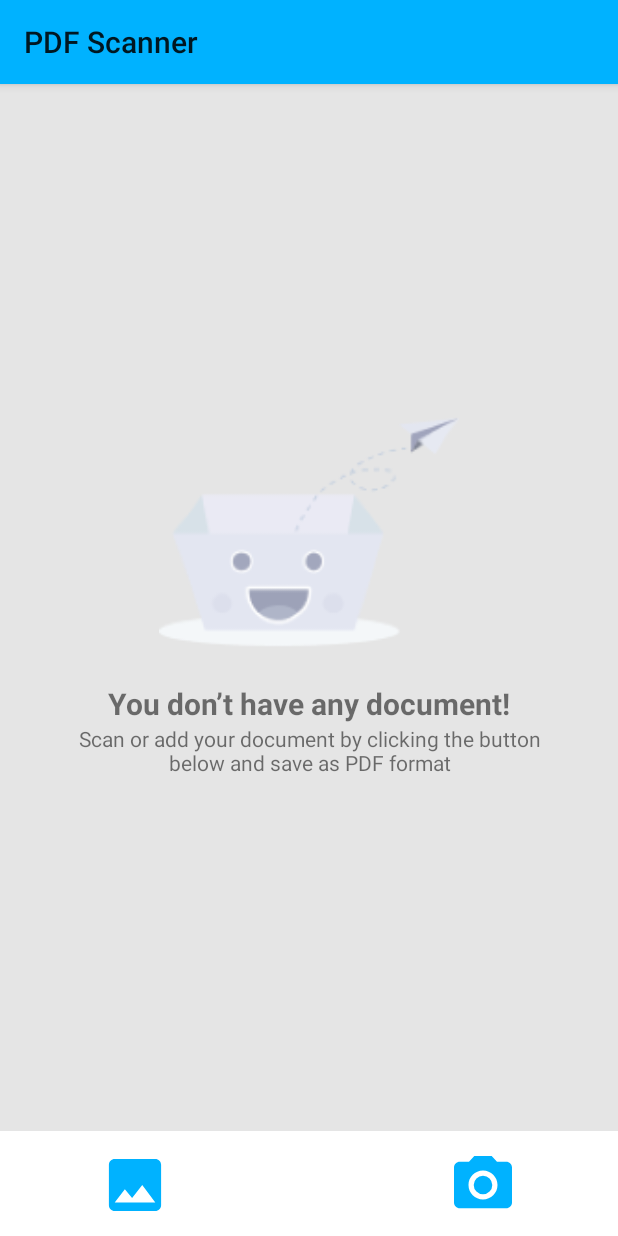
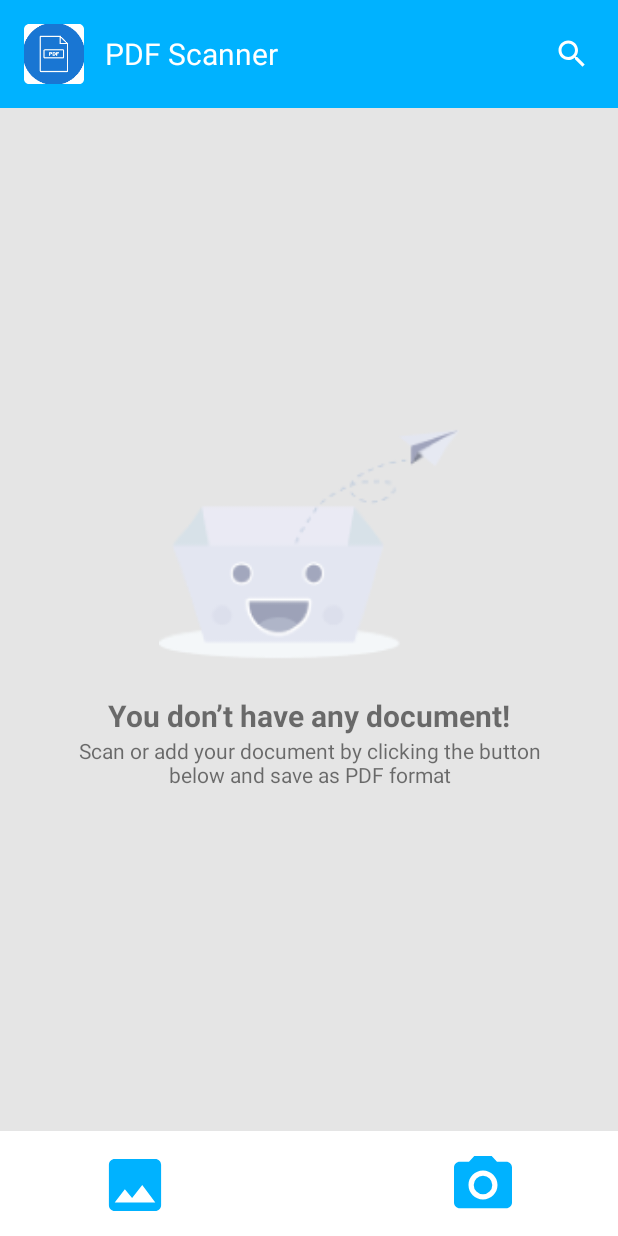
Before and after one commit to duyctinn2000/PDF-Scanner, an Android app: the screen it shows after launch (MainActivity), on a phone screen of 412 x 824 dp. Run offline under Robolectric (Android 15) with nearby library versions, the phone set to English and light mode, and no system bars; libraries missing offline, so code that uses them is left out: org.opencv.android, org.opencv.core, org.opencv.imgproc, org.tensorflow.lite; network calls fail; 5 statements that could not run were skipped.

Commit message:
custom all toolbar

```diff
--- /dev/null
+++ b/app/src/main/res/drawable/ic_search_foreground.xml
@@ -0,0 +1,15 @@
+<vector xmlns:android="http://schemas.android.com/apk/res/android"
+    android:width="108dp"
+    android:height="108dp"
+    android:viewportWidth="108"
+    android:viewportHeight="108"
+    android:tint="#FFFFFF">
+  <group android:scaleX="2.61"
+      android:scaleY="2.61"
+      android:translateX="22.68"
+      android:translateY="22.68">
+    <path
+        android:fillColor="@android:color/white"
+        android:pathData="M15.5,14h-0.79l-0.28,-0.27C15.41,12.59 16,11.11 16,9.5 16,5.91 13.09,3 9.5,3S3,5.91 3,9.5 5.91,16 9.5,16c1.61,0 3.09,-0.59 4.23,-1.57l0.27,0.28v0.79l5,4.99L20.49,19l-4.99,-5zM9.5,14C7.01,14 5,11.99 5,9.5S7.01,5 9.5,5 14,7.01 14,9.5 11.99,14 9.5,14z"/>
+  </group>
+</vector>
--- a/app/src/main/res/layout/activity_main.xml
+++ b/app/src/main/res/layout/activity_main.xml
@@ -11,18 +11,49 @@
         android:id="@+id/fragment_container"
         android:layout_width="match_parent"
         android:layout_height="match_parent"
-        android:layout_above="@+id/menu">
-
+        android:layout_above="@+id/menu"
+        android:layout_below="@+id/toolbar_main">
     </FrameLayout>
 
+    <androidx.appcompat.widget.Toolbar
+        android:id="@+id/toolbar_main"
+        android:layout_width="match_parent"
+        android:layout_height="72dp"
+        android:background="@color/primary"
+        android:minHeight="?android:attr/actionBarSize"
+        app:theme="@style/Theme.Edit">
 
+        <ImageView
+            android:layout_width="40dp"
+            android:layout_height="40dp"
+            android:layout_gravity="start"
+            android:src="@mipmap/ic_launcher_round"/>
+
+        <TextView
+            android:id="@+id/toolbar_title"
+            android:layout_width="wrap_content"
+            android:layout_height="wrap_content"
+            android:text="PDF Scanner"
+            android:layout_marginStart="30dp"
+            android:textSize="20sp"
+            android:textColor="@color/white"/>
+        <Button
+            android:id="@+id/search"
+            style="@style/Widget.AppCompat.Button.Colored"
+            android:layout_width="41dp"
+            android:layout_height="41dp"
+            android:layout_gravity="end"
+            android:layout_marginEnd="10dp"
+            android:background="@drawable/ic_search_foreground"/>
+
+    </androidx.appcompat.widget.Toolbar>
 
     <androidx.constraintlayout.widget.ConstraintLayout
         android:id="@+id/menu"
         android:layout_width="match_parent"
         android:layout_height="70dp"
-        android:background="@color/white"
-        android:layout_alignParentBottom="true">
+        android:layout_alignParentBottom="true"
+        android:background="@color/white">
 
         <Button
             android:id="@+id/galleryButton"
@@ -33,7 +64,7 @@
             android:background="@drawable/ic_gallery_foreground"
             app:layout_constraintBottom_toBottomOf="parent"
             app:layout_constraintStart_toStartOf="parent"
-            app:layout_constraintTop_toTopOf="parent"/>
+            app:layout_constraintTop_toTopOf="parent" />
 
         <Button
             android:id="@+id/cameraButton"
@@ -43,7 +74,7 @@
             android:background="@drawable/ic_camera_foreground"
             app:layout_constraintBottom_toBottomOf="parent"
             app:layout_constraintEnd_toEndOf="parent"
-            app:layout_constraintTop_toTopOf="parent"/>
+            app:layout_constraintTop_toTopOf="parent" />
 
 
     </androidx.constraintlayout.widget.ConstraintLayout>
--- a/app/src/main/res/layout/fragment_crop.xml
+++ b/app/src/main/res/layout/fragment_crop.xml
@@ -31,7 +31,7 @@
             style="@style/Widget.AppCompat.Button.Colored"
             android:layout_width="41dp"
             android:layout_height="41dp"
-            android:layout_gravity="left"
+            android:layout_gravity="start"
             android:background="@drawable/ic_back_foreground"/>
 
         <Button
@@ -39,7 +39,8 @@
             style="@style/Widget.AppCompat.Button.Colored"
             android:layout_width="41dp"
             android:layout_height="41dp"
-            android:layout_gravity="right"
+            android:layout_gravity="end"
+            android:layout_marginEnd="10dp"
             android:background="@drawable/ic_forward_foreground"/>
 
     </androidx.appcompat.widget.Toolbar>
@@ -48,7 +49,6 @@
         android:id="@+id/image_crop"
         android:layout_width="0dp"
         android:layout_height="0dp"
-        android:src="@mipmap/ic_empty_foreground"
         app:layout_constraintBottom_toTopOf="@+id/menu_crop"
         app:layout_constraintEnd_toEndOf="parent"
         app:layout_constraintStart_toStartOf="parent"
--- a/app/src/main/res/layout/fragment_edit.xml
+++ b/app/src/main/res/layout/fragment_edit.xml
@@ -6,7 +6,7 @@
     android:orientation="vertical">
 
     <androidx.appcompat.widget.Toolbar
-        android:id="@+id/toolbar_crop"
+        android:id="@+id/toolbar_edit"
         android:layout_width="match_parent"
         android:layout_height="72dp"
         android:background="@color/edit"
@@ -48,7 +48,6 @@
         android:id="@+id/image_edit"
         android:layout_width="0dp"
         android:layout_height="0dp"
-        android:src="@mipmap/ic_empty_foreground"
         app:layout_constraintBottom_toTopOf="@+id/menu_edit"
         app:layout_constraintEnd_toEndOf="parent"
         app:layout_constraintStart_toStartOf="parent"
--- /dev/null
+++ b/app/src/main/res/mipmap-anydpi-v26/ic_search.xml
@@ -0,0 +1,5 @@
+<?xml version="1.0" encoding="utf-8"?>
+<adaptive-icon xmlns:android="http://schemas.android.com/apk/res/android">
+    <background android:drawable="@drawable/ic_search_background"/>
+    <foreground android:drawable="@drawable/ic_search_foreground"/>
+</adaptive-icon>
--- /dev/null
+++ b/app/src/main/res/mipmap-anydpi-v26/ic_search_round.xml
@@ -0,0 +1,5 @@
+<?xml version="1.0" encoding="utf-8"?>
+<adaptive-icon xmlns:android="http://schemas.android.com/apk/res/android">
+    <background android:drawable="@drawable/ic_search_background"/>
+    <foreground android:drawable="@drawable/ic_search_foreground"/>
+</adaptive-icon>
--- a/app/src/main/res/values-night/themes.xml
+++ b/app/src/main/res/values-night/themes.xml
@@ -1,6 +1,6 @@
 <resources xmlns:tools="http://schemas.android.com/tools">
     <!-- Base application theme. -->
-    <style name="Theme.PDFScanner" parent="Theme.AppCompat.Light.DarkActionBar">
+    <style name="Theme.PDFScanner" parent="Theme.AppCompat.Light.NoActionBar">
         <!-- Primary brand color. -->
         <item name="colorPrimary">@color/primary</item>
         <item name="colorPrimaryDark">@color/primary_dark</item>
--- a/app/src/main/res/values/themes.xml
+++ b/app/src/main/res/values/themes.xml
@@ -1,6 +1,6 @@
 <resources xmlns:tools="http://schemas.android.com/tools">
     <!-- Base application theme. -->
-    <style name="Theme.PDFScanner" parent="Theme.AppCompat.Light">
+    <style name="Theme.PDFScanner" parent="Theme.AppCompat.Light.NoActionBar">
         <!-- Primary brand color. -->
         <item name="colorPrimary">@color/primary</item>
         <item name="colorPrimaryDark">@color/primary_dark</item>
```
Also changed, not shown: app/src/main/res/drawable/ic_search_background.xml (added, +74 -0 lines), app/src/main/ic_search-playstore.png (added), app/src/main/res/mipmap-hdpi/ic_search.png (added), app/src/main/res/mipmap-hdpi/ic_search_round.png (added), app/src/main/res/mipmap-mdpi/ic_search.png (added), app/src/main/res/mipmap-mdpi/ic_search_round.png (added), app/src/main/res/mipmap-xhdpi/ic_search.png (added), app/src/main/res/mipmap-xhdpi/ic_search_round.png (added), app/src/main/res/mipmap-xxhdpi/ic_search.png (added), app/src/main/res/mipmap-xxhdpi/ic_search_round.png (added), app/src/main/res/mipmap-xxxhdpi/ic_search.png (added), app/src/main/res/mipmap-xxxhdpi/ic_search_round.png (added).
